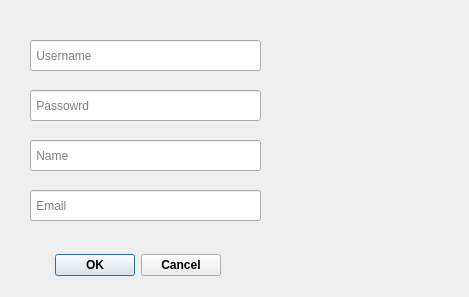
First picture: the form in dialog_signup.ui, repository annishelion/ap-projet, before the edit.
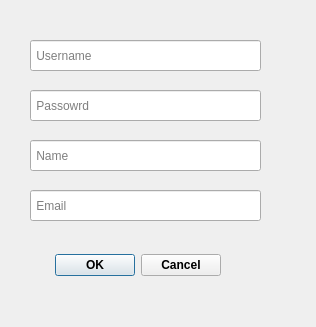
Second picture: the form after the edit.

```diff
--- a/dialog_signup.ui
+++ b/dialog_signup.ui
@@ -6,8 +6,8 @@
    <rect>
     <x>0</x>
     <y>0</y>
-    <width>469</width>
-    <height>297</height>
+    <width>316</width>
+    <height>327</height>
    </rect>
   </property>
   <property name="windowTitle">
```
